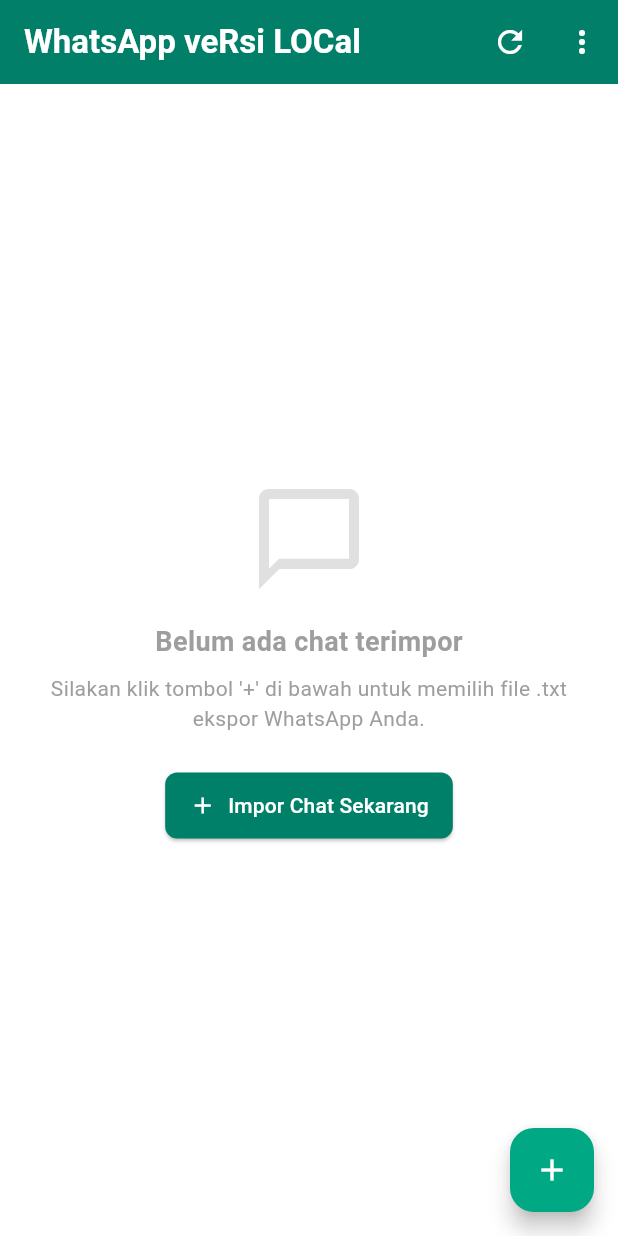
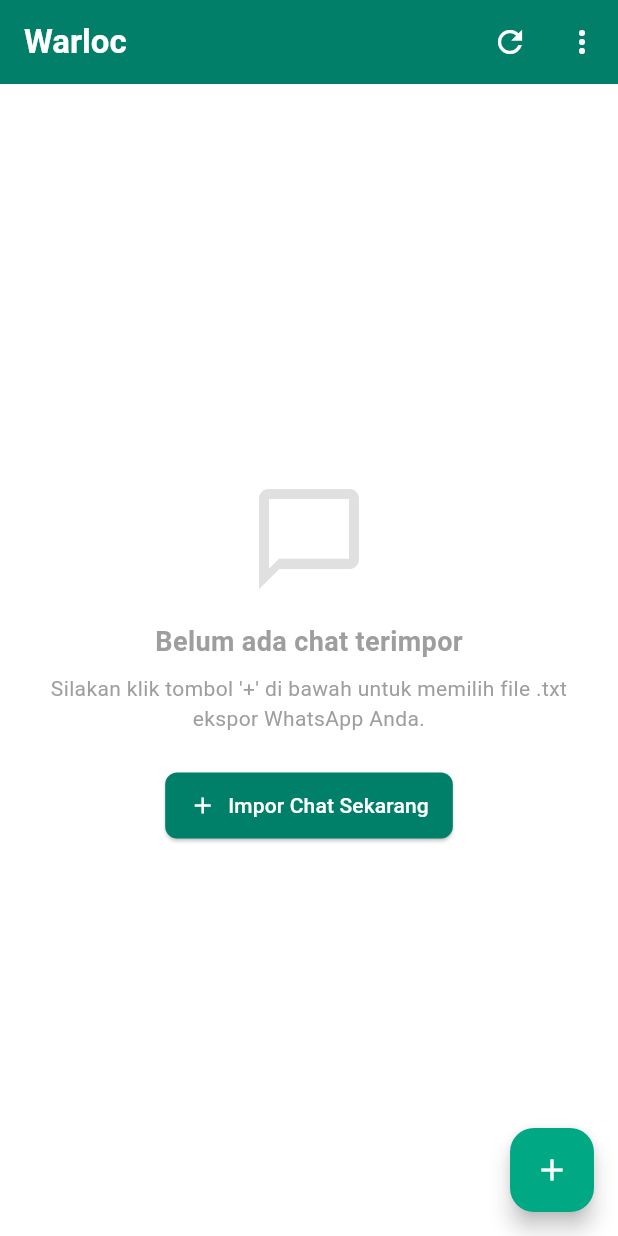
Before and after one commit to abuamar142/warloc, a Flutter app: the screen it shows after launch, on a phone screen of 412 x 824 dp. Run offline on Flutter 3.47's test engine with Material 3 defaults, Android fonts, the light colour scheme and no system bars; our stand-ins replace audioplayers, file_picker, open_filex, sqflite, video_player; accounts and stored records are empty.

Commit message:
chore: change Android app label to Warloc and fix linter warnings

```diff
--- a/lib/main.dart
+++ b/lib/main.dart
@@ -12,7 +12,7 @@
   @override
   Widget build(BuildContext context) {
     return MaterialApp(
-      title: 'WhatsApp veRsi LOCal',
+      title: 'Warloc',
       debugShowCheckedModeBanner: false,
       theme: ThemeData(
         useMaterial3: true,
--- a/lib/screens/chat_list_screen.dart
+++ b/lib/screens/chat_list_screen.dart
@@ -435,7 +435,7 @@
       backgroundColor: Colors.white,
       appBar: AppBar(
         title: const Text(
-          "WhatsApp veRsi LOCal",
+          "Warloc",
           style: TextStyle(fontWeight: FontWeight.bold, color: Colors.white),
         ),
         backgroundColor: const Color(0xFF008069),
```
Also changed, not shown: 1 other file.
